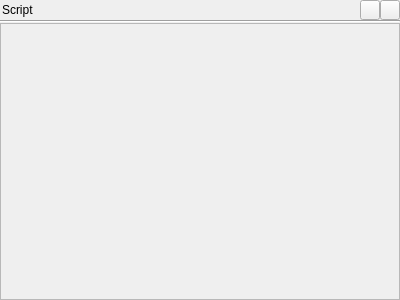
The window that appli/grapher/gui/src/wgScript.ui (snaress/studio) describes before a commit, drawn with Qt 5.
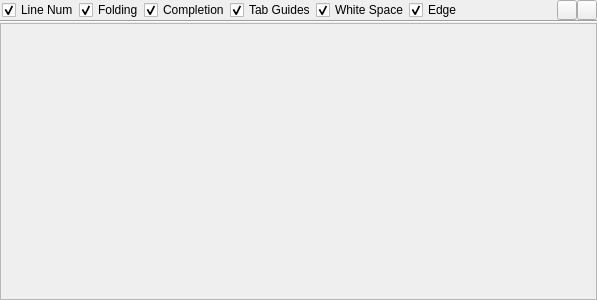
The same window after the commit.

Commit message: Grapher: Add scriptEditor options

Diff of the .ui file:
```diff
--- a/appli/grapher/gui/src/wgScript.ui
+++ b/appli/grapher/gui/src/wgScript.ui
@@ -6,7 +6,7 @@
    <rect>
     <x>0</x>
     <y>0</y>
-    <width>400</width>
+    <width>597</width>
     <height>300</height>
    </rect>
   </property>
@@ -29,9 +29,62 @@
       <number>2</number>
      </property>
      <item>
-      <widget class="QLabel" name="label">
+      <widget class="QCheckBox" name="cbLineNum">
        <property name="text">
-        <string>Script</string>
+        <string>Line Num</string>
+       </property>
+       <property name="checked">
+        <bool>true</bool>
+       </property>
+      </widget>
+     </item>
+     <item>
+      <widget class="QCheckBox" name="cbFolding">
+       <property name="text">
+        <string>Folding</string>
+       </property>
+       <property name="checked">
+        <bool>true</bool>
+       </property>
+      </widget>
+     </item>
+     <item>
+      <widget class="QCheckBox" name="cbCompletion">
+       <property name="text">
+        <string>Completion</string>
+       </property>
+       <property name="checked">
+        <bool>true</bool>
+       </property>
+      </widget>
+     </item>
+     <item>
+      <widget class="QCheckBox" name="cbTabGuides">
+       <property name="text">
+        <string>Tab Guides</string>
+       </property>
+       <property name="checked">
+        <bool>true</bool>
+       </property>
+      </widget>
+     </item>
+     <item>
+      <widget class="QCheckBox" name="cbWhiteSpace">
+       <property name="text">
+        <string>White Space</string>
+       </property>
+       <property name="checked">
+        <bool>true</bool>
+       </property>
+      </widget>
+     </item>
+     <item>
+      <widget class="QCheckBox" name="cbEdge">
+       <property name="text">
+        <string>Edge</string>
+       </property>
+       <property name="checked">
+        <bool>true</bool>
        </property>
       </widget>
      </item>
```
The commit also changes 12 other files.
